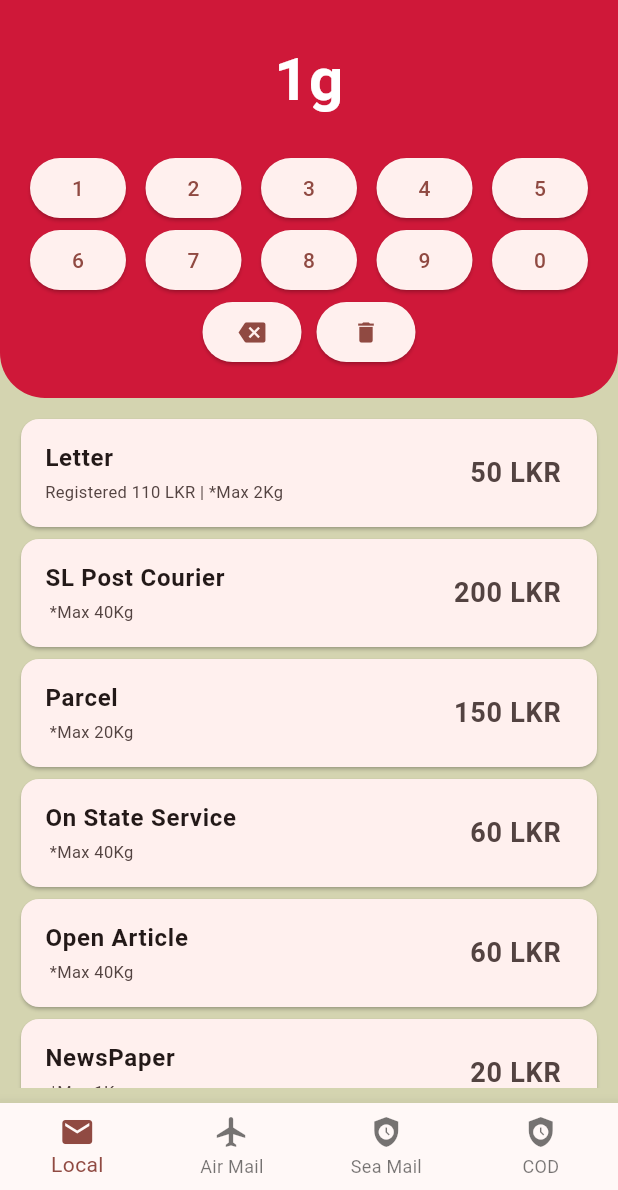
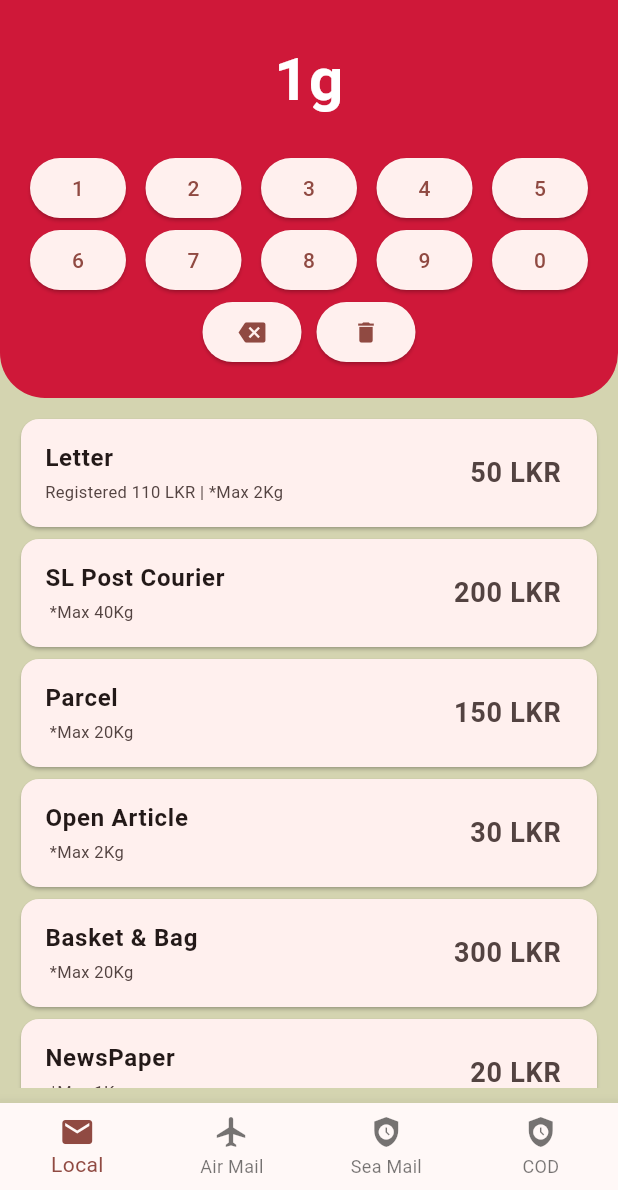
Before and after one commit to mzrikaz/sl-post-calculator, a Flutter app: the screen it shows after launch, after a tap on an icon or button, on a phone screen of 412 x 824 dp, the part 46-1236 px from its top. Run offline on Flutter 3.47's test engine with Material 2 defaults, Android fonts, the phone set to English and light mode, and no system bars.

Commit message:
local rates done

```diff
--- a/lib/data/local_rates.dart
+++ b/lib/data/local_rates.dart
@@ -114,3 +114,91 @@
 
   return price;
 }
+
+int getLocalOpenArticleRate(int weight) {
+  Map<String, dynamic> localRates = {
+    "max": 2000,
+    "base_weight": 30,
+    "base_rate": 30,
+  };
+  int price = 0;
+
+  if (weight <= 30 && weight > 0) {
+    price = localRates["base_rate"];
+  } else if (weight > localRates["base_weight"] && weight <= 960) {
+    price = 30; // Add base rate for this price range to 130
+    int additionalWeight = int.parse("${weight - localRates["base_weight"]}");
+    // Here 50 is how much difference of grams between every price
+    // 20 means how much rupee per 50 gram
+    price += (additionalWeight / 30).ceil() * 5;
+  } else if (weight > 960 && weight <= 1000) {
+    price = 250; // Add base rate for this price range to 520
+  } else if (weight > 1000 && weight <= localRates["max"]) {
+    price = 250; // Add base rate for this price range to 130
+    int additionalWeight = int.parse("${weight - 1000}");
+    // Here 50 is how much difference of grams between every price
+    // 20 means how much rupee per 50 gram
+    price += (additionalWeight / 500).ceil() * 50;
+  }
+
+  return price;
+}
+
+int getLocalOnStateRate(int weight) {
+  Map<String, dynamic> localRates = {
+    "max": 5000,
+    "base_weight": 20,
+    "base_rate": 110,
+  };
+  int price = 0;
+
+  if (weight <= 20 && weight > 0) {
+    price = localRates["base_rate"];
+  } else if (weight > localRates["base_weight"] && weight <= 100) {
+    price = localRates["base_rate"];
+    ; // Add base rate for this price range to 130
+    int additionalWeight = int.parse("${weight - localRates["base_weight"]}");
+    // Here 50 is how much difference of grams between every price
+    // 20 means how much rupee per 50 gram
+    price += (additionalWeight / 10).ceil() * 10;
+  } else if (weight > 100 && weight <= 1000) {
+    price = 190; // Add base rate for this price range to 520
+    int additionalWeight = int.parse("${weight - 100}");
+    price += (additionalWeight / 50).ceil() * 20;
+  } else if (weight > 1000 && weight <= 2000) {
+    price = 550; // Add base rate for this price range to 130
+    int additionalWeight = int.parse("${weight - 1000}");
+    // Here 50 is how much difference of grams between every price
+    // 20 means how much rupee per 50 gram
+    price += (additionalWeight / 250).ceil() * 30;
+  } else if (weight > 2000 && weight <= localRates["max"]) {
+    price = 670; // Add base rate for this price range to 130
+    int additionalWeight = int.parse("${weight - 2000}");
+    // Here 50 is how much difference of grams between every price
+    // 20 means how much rupee per 50 gram
+    price += (additionalWeight / 1000).ceil() * 50;
+  }
+
+  return price;
+}
+
+int getLocalBasketRate(int weight) {
+  Map<String, dynamic> localRates = {
+    "max": 20000,
+    "base_weight": 10000,
+    "base_rate": 300,
+  };
+  int price = 0;
+
+  if (weight <= 10000 && weight > 0) {
+    price = localRates["base_rate"];
+  } else if (weight > localRates["base_rate"] && weight <= localRates["max"]) {
+    price = 300; // Add base rate for this price range to 130
+    int additionalWeight = int.parse("${weight - localRates["base_weight"]}");
+    // Here 50 is how much difference of grams between every price
+    // 20 means how much rupee per 50 gram
+    price += (additionalWeight / 1000).ceil() * 50;
+  }
+
+  return price;
+}
--- a/lib/providers/country_provider.dart
+++ b/lib/providers/country_provider.dart
@@ -15,6 +15,9 @@
     "parcel": 0,
     "courier": 0,
     "newspaper": 0,
+    "open_article": 0,
+    "on_state": 0,
+    "basket": 0,
   };
 
   Map<String, dynamic> _airMail = {
@@ -29,6 +32,9 @@
       "parcel": 0,
       "courier": 0,
       "newspaper": 0,
+      "open_article": 0,
+      "on_state": 0,
+      "basket": 0,
     };
     _airMail = {
       "letter": 0,
@@ -86,6 +92,9 @@
       "parcel": getLocalParcelRate(weight),
       "courier": getLocalCourierRate(weight),
       "newspaper": getLocalNewspaperRate(weight),
+      "open_article": getLocalOpenArticleRate(weight),
+      "on_state": getLocalOnStateRate(weight),
+      "basket": getLocalBasketRate(weight),
     };
 
     _airMail = {
--- a/lib/screens/pages/local_mail.dart
+++ b/lib/screens/pages/local_mail.dart
@@ -31,14 +31,14 @@
             maxWeight: 20,
           ),
           PostageTile(
-            name: "On State Service",
-            price: 60,
-            maxWeight: 40,
+            name: "Open Article",
+            price: provider.localMail['open_article'],
+            maxWeight: 2,
           ),
           PostageTile(
-            name: "Open Article",
-            price: 60,
-            maxWeight: 40,
+            name: "Basket & Bag",
+            price: provider.localMail['basket'],
+            maxWeight: 20,
           ),
           PostageTile(
             name: "NewsPaper",
@@ -46,9 +46,9 @@
             maxWeight: 1,
           ),
           PostageTile(
-            name: "Basket & Bag",
-            price: 60,
-            maxWeight: 40,
+            name: "On State Service",
+            price: provider.localMail['on_state'],
+            maxWeight: 5,
           ),
         ],
       );
```
